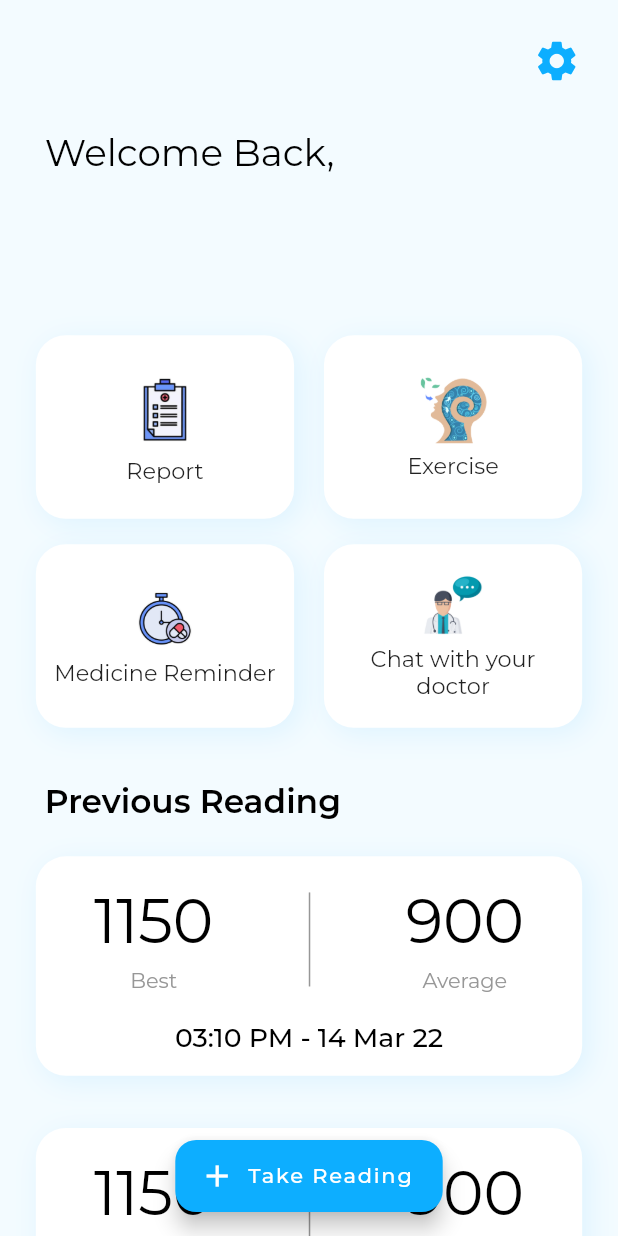
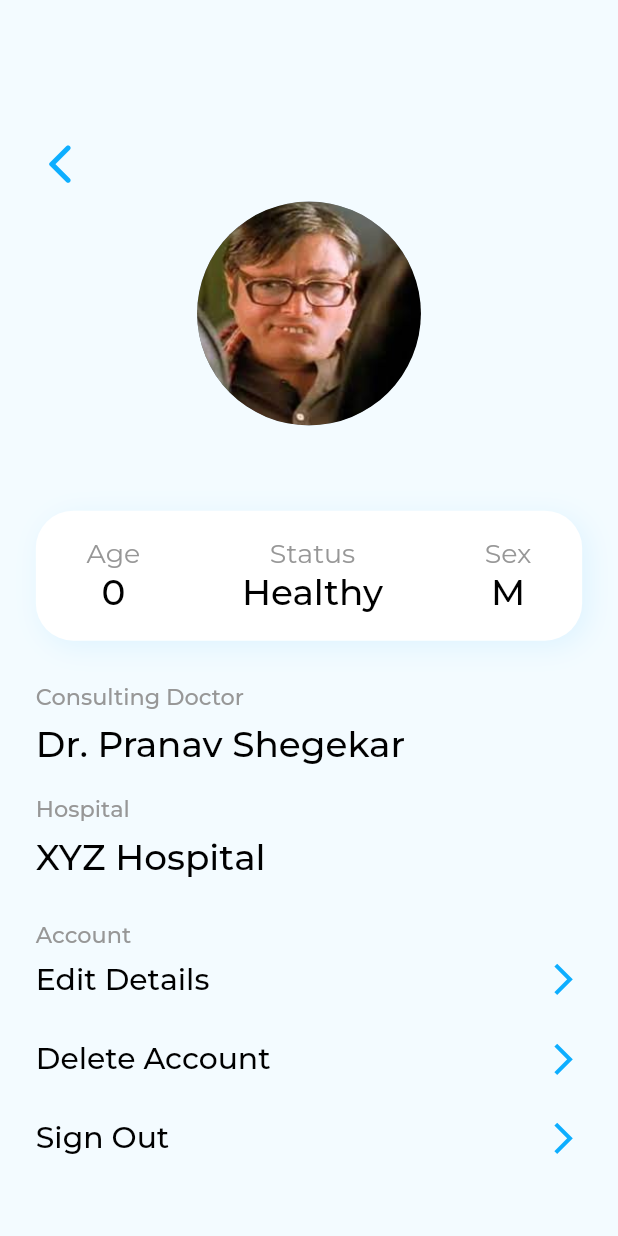
Before and after one commit to AadityaCholayil/Breathe, a Flutter app: the HomePage screen opened directly, after a tap on the "settings" icon, on a phone screen of 412 x 824 dp. Run offline on Flutter 3.47's test engine with Material 2 defaults, Android fonts, the phone set to English and light mode, and no system bars; our stand-ins replace bloc, bloc_concurrency, camera, cloud_firestore, equatable, firebase_auth and 8 more; accounts and stored records are empty; project files that could hold a hidden picture were left out.

Commit message:
settings_page.dart added

```diff
--- a/lib/shared/coming_soon.dart
+++ b/lib/shared/coming_soon.dart
@@ -1,10 +1,7 @@
-import 'package:breathe/bloc/app_bloc/app_bloc_files.dart';
 import 'package:breathe/shared/shared_widgets.dart';
 import 'package:breathe/themes/theme.dart';
 import 'package:flutter/material.dart';
-import 'package:flutter_bloc/flutter_bloc.dart';
 import 'package:flutter_screenutil/flutter_screenutil.dart';
-import 'package:material_design_icons_flutter/material_design_icons_flutter.dart';
 
 class ComingSoon extends StatelessWidget {
   const ComingSoon({Key? key}) : super(key: key);
--- a/lib/views/home_page.dart
+++ b/lib/views/home_page.dart
@@ -5,6 +5,7 @@ import 'package:breathe/shared/error_screen.dart';
 import 'package:breathe/themes/theme.dart';
 import 'package:breathe/views/report_screens/session_report_page.dart';
 import 'package:breathe/views/readings/take_readings_page.dart';
+import 'package:breathe/views/settings_page.dart';
 import 'package:flutter/material.dart';
 import 'package:flutter_bloc/flutter_bloc.dart';
 import 'package:flutter_screenutil/flutter_screenutil.dart';
@@ -57,6 +58,7 @@ class HomePage extends StatelessWidget {
                     ),
                     onTap: () {
                       print("Settings button pressed");
+                      Navigator.push(context, MaterialPageRoute(builder: (context) => const SettingsPage()));
                     },
                   ),
                 ],
--- /dev/null
+++ b/lib/views/settings_page.dart
@@ -0,0 +1,263 @@
+import 'package:breathe/shared/shared_widgets.dart';
+import 'package:breathe/themes/theme.dart';
+import 'package:flutter/cupertino.dart';
+import 'package:flutter/material.dart';
+import 'package:flutter_bloc/flutter_bloc.dart';
+import 'package:flutter_screenutil/flutter_screenutil.dart';
+import 'package:google_fonts/google_fonts.dart';
+
+import '../bloc/app_bloc/app_bloc.dart';
+
+class SettingsPage extends StatelessWidget {
+  const SettingsPage({Key? key}) : super(key: key);
+
+  @override
+  Widget build(BuildContext context) {
+    return Scaffold(
+      backgroundColor: CustomTheme.bg,
+      body: Column(
+        crossAxisAlignment: CrossAxisAlignment.start,
+        children: [
+          SizedBox(
+            height: 85.w,
+          ),
+          Row(
+            mainAxisAlignment: MainAxisAlignment.start,
+            children: [
+              Padding(
+                padding: EdgeInsets.only(left: 24.w),
+                child: const CustomBackButton(),
+              ),
+            ],
+          ),
+          Container(
+            alignment: Alignment.center,
+            clipBehavior: Clip.antiAliasWithSaveLayer,
+            decoration: const BoxDecoration(
+              shape: BoxShape.circle,
+              color: Colors.black54,
+            ),
+            child: CircleAvatar(
+              radius: 75.w,
+              backgroundColor: Colors.grey,
+              backgroundImage: const AssetImage("assets/DummyProfile.jpg"),
+            ),
+          ),
+          SizedBox(height: 11.w),
+          Center(
+            child: Text(
+              context.read<AppBloc>().userData.name,
+              // "Pranav",
+              style: TextStyle(
+                color: CustomTheme.t1,
+                fontSize: 29,
+                fontWeight: FontWeight.w500,
+              ),
+            ),
+          ),
+          SizedBox(height: 11.w),
+          Center(child: _buildProfileCard(context)),
+          SizedBox(height: 29.w),
+          Padding(
+            padding: EdgeInsets.only(left: 24.w),
+            child: Text(
+              "Consulting Doctor",
+              // "Pranav",
+              style: TextStyle(
+                color: CustomTheme.t2,
+                fontSize: 15,
+                fontWeight: FontWeight.w500,
+              ),
+            ),
+          ),
+          SizedBox(height: 8.w),
+          Padding(
+            padding: EdgeInsets.only(left: 24.w),
+            child: Text(
+              // context.read<AppBloc>().userData.doctorName,
+              "Dr. Pranav Shegekar",
+              style: TextStyle(
+                color: CustomTheme.t1,
+                fontSize: 24,
+                fontWeight: FontWeight.w500,
+              ),
+            ),
+          ),
+          SizedBox(height: 20.w),
+          Padding(
+            padding: EdgeInsets.only(left: 24.w),
+            child: Text(
+              // context.read<AppBloc>().userData.doctorName,
+              "Hospital",
+              style: TextStyle(
+                color: CustomTheme.t2,
+                fontSize: 15,
+                fontWeight: FontWeight.w500,
+              ),
+            ),
+          ),
+          SizedBox(height: 8.w),
+          Padding(
+            padding: EdgeInsets.only(left: 24.w),
+            child: Text(
+              // context.read<AppBloc>().userData.hospital,
+              "XYZ Hospital",
+              style: TextStyle(
+                color: CustomTheme.t1,
+                fontSize: 24,
+                fontWeight: FontWeight.w500,
+              ),
+            ),
+          ),
+          SizedBox(height: 29.w),
+          Padding(
+            padding: EdgeInsets.only(left: 24.w),
+            child: Text(
+              // context.read<AppBloc>().userData.doctorName,
+              "Account",
+              style: TextStyle(
+                color: CustomTheme.t2,
+                fontSize: 15,
+                fontWeight: FontWeight.w500,
+              ),
+            ),
+          ),
+          SizedBox(height: 8.w),
+          const SettingsOptions(listItemName: 'Edit Details'),
+          SizedBox(height: 28.w),
+          const SettingsOptions(listItemName: 'Delete Account'),
+          SizedBox(height: 28.w),
+          const SettingsOptions(listItemName: 'Sign Out'),
+        ],
+      ),
+    );
+  }
+
+  Widget _buildProfileCard(BuildContext context) {
+    return Container(
+      height: 87.w,
+      width: 366.w,
+      decoration: BoxDecoration(
+        color: CustomTheme.card,
+        borderRadius: BorderRadius.circular(25.w),
+        boxShadow: [
+          BoxShadow(
+            color: CustomTheme.cardShadow,
+            blurRadius: 15,
+            // spreadRadius: 1,
+            // blurStyle: ,
+            offset: Offset(
+              4.w,
+              4.w,
+            ),
+          ),
+        ],
+      ),
+      child: Row(
+        children: [
+          SizedBox(
+            width: 34.w,
+          ),
+          _buildProfileCardElements(
+            context,
+            'Age',
+            context.read<AppBloc>().userData.age.toString(),
+          ),
+          const Spacer(),
+          _buildProfileCardElements(
+            context,
+            'Status',
+            // context.read<AppBloc>().userData.healthStatus,
+            "Healthy",
+          ),
+          const Spacer(),
+          _buildProfileCardElements(
+            context,
+            'Sex',
+            // context.read<AppBloc>().userData.gender,
+            "M",
+          ),
+          SizedBox(width: 34.w),
+        ],
+      ),
+    );
+  }
+
+  Widget _buildProfileCardElements(
+      BuildContext context, String headingText, String mainText) {
+    return Column(
+      mainAxisAlignment: MainAxisAlignment.center,
+      children: [
+        Row(
+          mainAxisAlignment: MainAxisAlignment.center,
+          children: [
+            Text(
+              headingText,
+              style: TextStyle(
+                color: CustomTheme.t2,
+                fontSize: 18,
+                fontWeight: FontWeight.w400,
+              ),
+            ),
+          ],
+        ),
+        Row(
+          children: [
+            Text(
+              mainText,
+              // "Pranav",
+              style: TextStyle(
+                color: CustomTheme.t1,
+                fontSize: 24,
+                fontWeight: FontWeight.w500,
+              ),
+            ),
+          ],
+        ),
+      ],
+    );
+  }
+}
+
+class SettingsOptions extends StatelessWidget {
+  final String listItemName;
+  final Widget? destination;
+  const SettingsOptions({
+    Key? key, required this.listItemName, this.destination,
+  }) : super(key: key);
+
+  @override
+  Widget build(BuildContext context) {
+    return InkWell(
+      onTap: () {
+        Navigator.push(
+            context,
+            MaterialPageRoute(
+              builder: (context) => destination!,
+            ),
+          );
+      },
+      child: Padding(
+        padding: EdgeInsets.symmetric(horizontal: 24.w),
+        child: Row(
+          children: [
+            Text(
+              listItemName,
+              style: TextStyle(
+                fontWeight: FontWeight.w500,
+                fontSize: 20,
+                color: CustomTheme.t1,
+              ),
+            ),
+            const Spacer(),
+            Icon(
+              Icons.arrow_forward_ios,
+              size: 25.w,
+              color: CustomTheme.accent,
+            ),
+          ],
+        ),
+      ),
+    );
+  }
+}
--- a/pubspec.yaml
+++ b/pubspec.yaml
@@ -48,6 +48,7 @@ dependencies:
   material_design_icons_flutter: ^5.0.6595
   fl_chart: ^0.45.0
   camera: ^0.9.4+14
+  google_fonts: ^2.3.1
 
 dev_dependencies:
   flutter_test:
```
Also changed, not shown: assets/DummyProfile.jpg (added), pubspec.lock.
